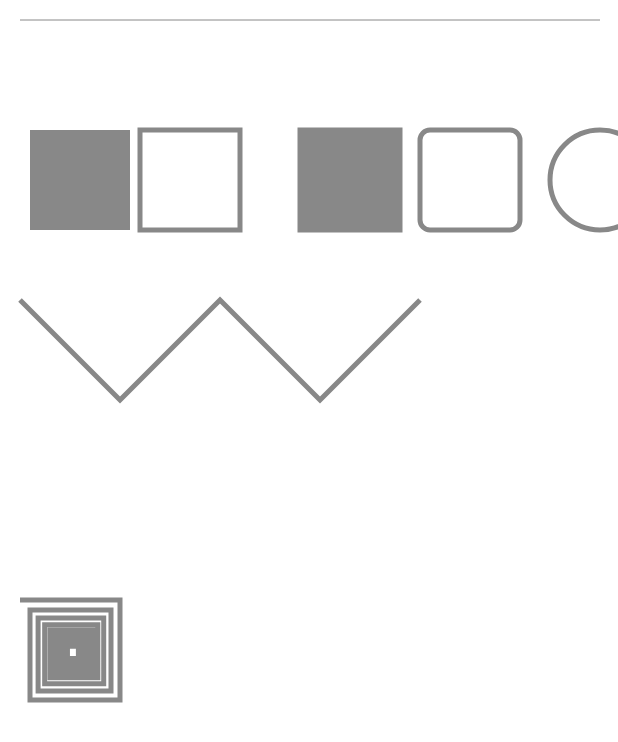
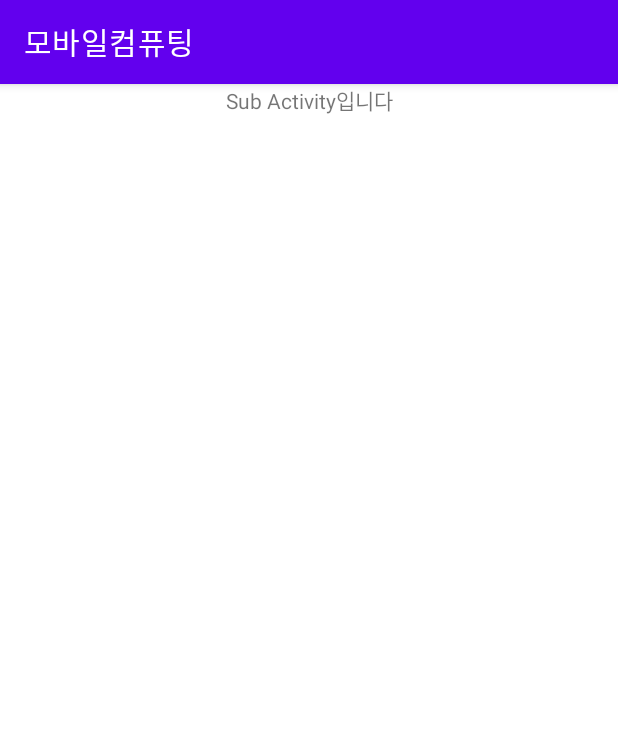
Before and after one commit to Kimsj912/MobileComputing, an Android app: the screen it shows after launch (MainActivity before the commit, SubActivity after it), on a phone screen of 412 x 824 dp. Shown: the top 742 px of the screen. Run offline under Robolectric (Android 15) with nearby library versions, the phone set to English and light mode, and no system bars; our stand-ins replace navigation-ui.

Commit message:
Week10-1:  startActivity

```diff
--- a/app/src/main/AndroidManifest.xml
+++ b/app/src/main/AndroidManifest.xml
@@ -9,6 +9,10 @@
         android:roundIcon="@mipmap/naver_map"
         android:supportsRtl="true"
         android:theme="@style/Theme.MobileComputing">
+        <activity
+            android:name=".SubActivity"
+            android:exported="true">
+        </activity>
         <activity
             android:name=".MainActivity"
             android:exported="true"
--- a/app/src/main/java/com/example/mobilecomputing/MainActivity.kt
+++ b/app/src/main/java/com/example/mobilecomputing/MainActivity.kt
@@ -1,6 +1,7 @@
 package com.example.mobilecomputing
 
 import android.content.Context
+import android.content.Intent
 import android.graphics.*
 import android.os.Bundle
 import android.view.View
@@ -13,64 +14,67 @@ class MainActivity : AppCompatActivity() {
 
     override fun onCreate(savedInstanceState: Bundle?) {
         super.onCreate(savedInstanceState)
-        val binding = ActivityMainBinding.inflate(layoutInflater)
-        setContentView(MyCustomView(this))
+        setContentView(R.layout.activity_main)
+        val intent: Intent = Intent(this, SubActivity::class.java)
+        startActivity(intent)
+
     }
 }
 
-class MyCustomView(context: Context): View(context){
-    override fun onDraw(canvas: Canvas) {
-        super.onDraw(canvas)
-        val paint = Paint()
-        paint.isAntiAlias = true
-        paint.color = Color.GRAY
-        canvas.drawLine(20f, 20f, 600f, 20f, paint)
-
-        paint.strokeWidth = 5f
-        paint.style = Paint.Style.FILL
-        val rect1 = Rect(30,130,30+100, 130+100)
-        canvas.drawRect(rect1, paint)
-
-        paint.style = Paint.Style.STROKE
-        val rect2 = Rect(140,130,140+100, 130+100)
-        canvas.drawRect(rect2, paint)
-
-        paint.style = Paint.Style.FILL_AND_STROKE
-        val rect3 = Rect(300,130,300+100, 130+100)
-        canvas.drawRect(rect3, paint)
-
-        paint.style = Paint.Style.STROKE
-        val rect4 = RectF(420f,130f,420f+100f, 130f+100f)
-        canvas.drawRoundRect(rect4, 10f, 10f, paint)
-
-        val rect5 = RectF(550f,130f,550f+100f, 130f+100f)
-        canvas.drawRoundRect(rect5, 50f, 50f, paint)
-        canvas.drawCircle(680f, 130f, 50f, paint)
-        canvas.drawPoint(680f, 130f, paint)
-
-        path1.moveTo(20f,300f)
-        path1.lineTo(20f+100f, 300f+100f)
-        path1.lineTo(20f+200f, 300f)
-        path1.lineTo(20f+300f, 300f+100f)
-        path1.lineTo(20f+400f, 300f)
-        canvas.drawPath(path1, paint)
-
-        var len = 100f
-        var tx = 20f
-        var ty = 600f
-        path2.moveTo(tx,ty)
-        while(len>10f){
-            for(i in (1..4)){
-                tx+=dx[i]*len
-                ty+=dy[i]*len
-                path2.lineTo(tx,ty)
-                if(i%2==0) len*=0.9f
-            }
-        }
-        canvas.drawPath(path2, paint)
-    }
-    private val path1: Path = Path()
-    private val path2: Path = Path()
-    private val dx = arrayOf(0,1,0,-1,0)
-    private val dy = arrayOf(0,0,1,0,-1)
-}
+//
+//class MyCustomView(context: Context): View(context){
+//    override fun onDraw(canvas: Canvas) {
+//        super.onDraw(canvas)
+//        val paint = Paint()
+//        paint.isAntiAlias = true
+//        paint.color = Color.GRAY
+//        canvas.drawLine(20f, 20f, 600f, 20f, paint)
+//
+//        paint.strokeWidth = 5f
+//        paint.style = Paint.Style.FILL
+//        val rect1 = Rect(30,130,30+100, 130+100)
+//        canvas.drawRect(rect1, paint)
+//
+//        paint.style = Paint.Style.STROKE
+//        val rect2 = Rect(140,130,140+100, 130+100)
+//        canvas.drawRect(rect2, paint)
+//
+//        paint.style = Paint.Style.FILL_AND_STROKE
+//        val rect3 = Rect(300,130,300+100, 130+100)
+//        canvas.drawRect(rect3, paint)
+//
+//        paint.style = Paint.Style.STROKE
+//        val rect4 = RectF(420f,130f,420f+100f, 130f+100f)
+//        canvas.drawRoundRect(rect4, 10f, 10f, paint)
+//
+//        val rect5 = RectF(550f,130f,550f+100f, 130f+100f)
+//        canvas.drawRoundRect(rect5, 50f, 50f, paint)
+//        canvas.drawCircle(680f, 130f, 50f, paint)
+//        canvas.drawPoint(680f, 130f, paint)
+//
+//        path1.moveTo(20f,300f)
+//        path1.lineTo(20f+100f, 300f+100f)
+//        path1.lineTo(20f+200f, 300f)
+//        path1.lineTo(20f+300f, 300f+100f)
+//        path1.lineTo(20f+400f, 300f)
+//        canvas.drawPath(path1, paint)
+//
+//        var len = 100f
+//        var tx = 20f
+//        var ty = 600f
+//        path2.moveTo(tx,ty)
+//        while(len>10f){
+//            for(i in (1..4)){
+//                tx+=dx[i]*len
+//                ty+=dy[i]*len
+//                path2.lineTo(tx,ty)
+//                if(i%2==0) len*=0.9f
+//            }
+//        }
+//        canvas.drawPath(path2, paint)
+//    }
+//    private val path1: Path = Path()
+//    private val path2: Path = Path()
+//    private val dx = arrayOf(0,1,0,-1,0)
+//    private val dy = arrayOf(0,0,1,0,-1)
+//}
--- /dev/null
+++ b/app/src/main/java/com/example/mobilecomputing/SubActivity.kt
@@ -0,0 +1,11 @@
+package com.example.mobilecomputing
+
+import android.os.Bundle
+import androidx.appcompat.app.AppCompatActivity
+
+class SubActivity : AppCompatActivity() {
+    override fun onCreate(savedInstanceState: Bundle?) {
+        super.onCreate(savedInstanceState)
+        setContentView(R.layout.sub_activity)
+    }
+}
--- /dev/null
+++ b/app/src/main/res/layout/sub_activity.xml
@@ -0,0 +1,13 @@
+<?xml version="1.0" encoding="utf-8"?>
+<LinearLayout xmlns:android="http://schemas.android.com/apk/res/android"
+    android:layout_width="match_parent"
+    android:layout_height="match_parent">
+
+    <TextView
+        android:id="@+id/textView2"
+        android:layout_width="match_parent"
+        android:layout_height="match_parent"
+        android:layout_weight="1"
+        android:textAlignment="center"
+        android:text="Sub Activity입니다" />
+</LinearLayout>
```
